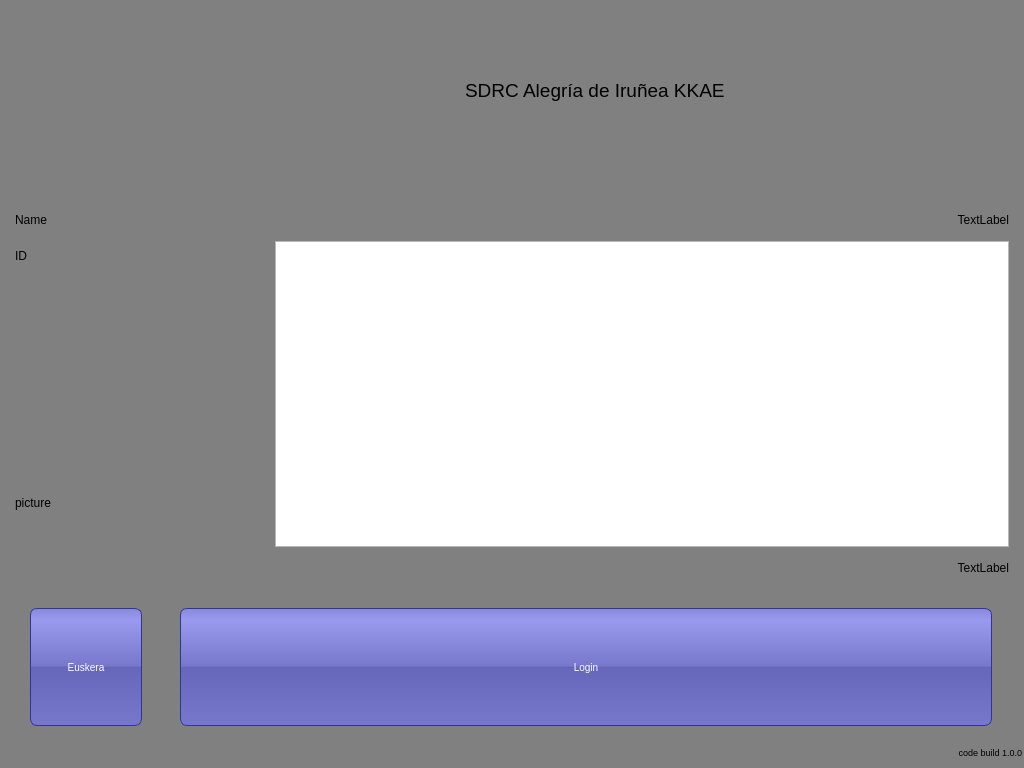
eguzki/penyamanager, file penyamanager/user/loginwindow.ui: the form before one commit.
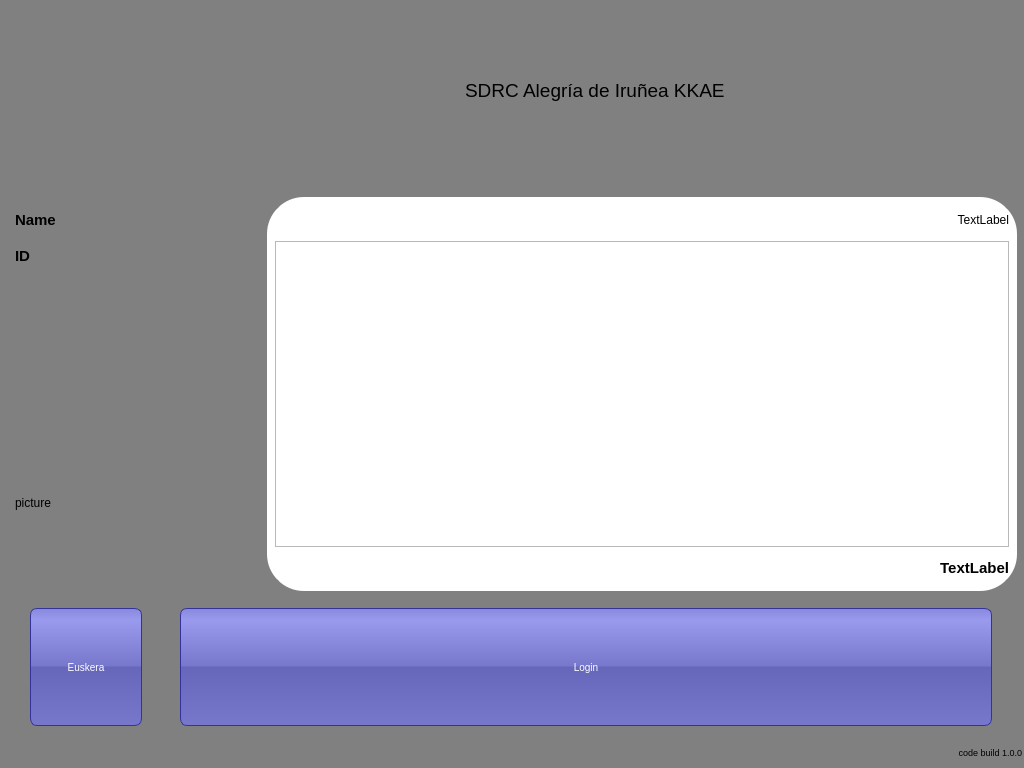
The form after the commit. Icons and pictures are not drawn.

Commit message: loginwindow look and feel

```diff
--- a/penyamanager/user/loginwindow.ui
+++ b/penyamanager/user/loginwindow.ui
@@ -62,7 +62,29 @@
 max-width: 800px;
 min-height: 13px;
 max-height: 120px;
-}</string>
+}
+
+#lastInvoiceInfoWidget {
+border: 3px solid gray;
+border-radius: 40px;
+background: white;
+}
+
+#memberIdLabel {
+font-weight: bold;
+font-size: 15px;
+}
+
+#memberNameLabel {
+font-weight: bold;
+font-size: 15px;
+}
+
+#lastInvoiceTotalLabel {
+font-weight: bold;
+font-size: 15px;
+}
+</string>
   </property>
   <property name="locale">
    <locale language="Spanish" country="Spain"/>
@@ -265,7 +287,7 @@
        </widget>
       </item>
       <item>
-       <widget class="QWidget" name="lastInvoiceWidget" native="true">
+       <widget class="QWidget" name="lastInvoiceInfoWidget" native="true">
         <layout class="QVBoxLayout" name="verticalLayout_3">
          <item>
           <widget class="QLabel" name="lastInvoiceDateLabel">
```
